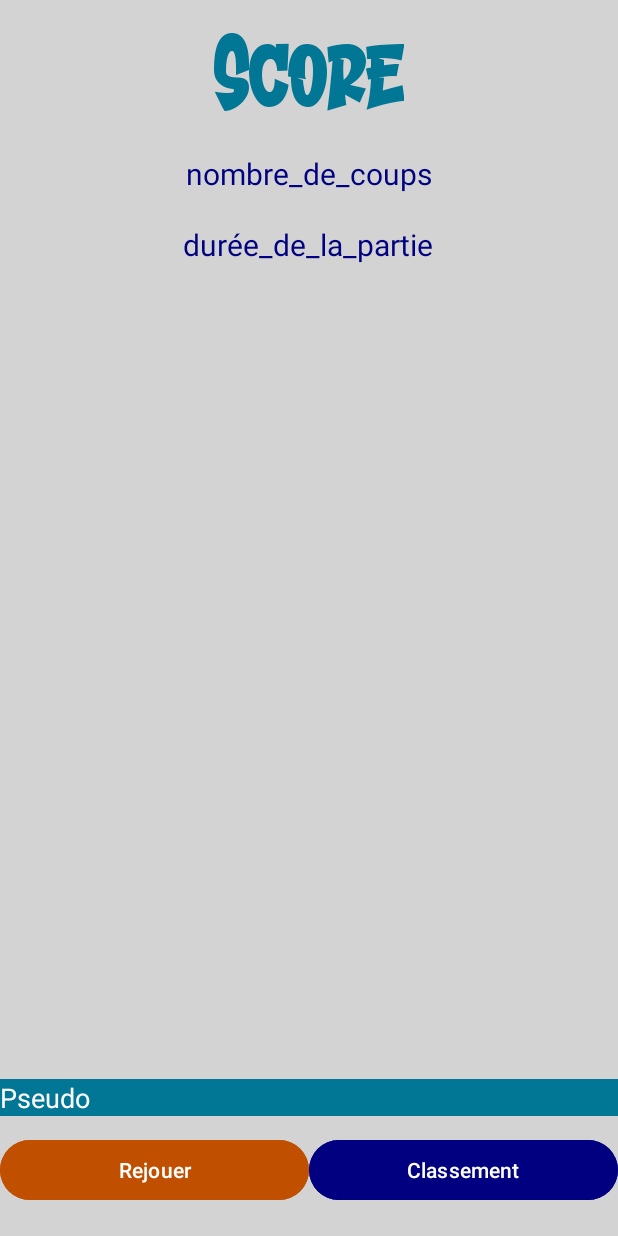
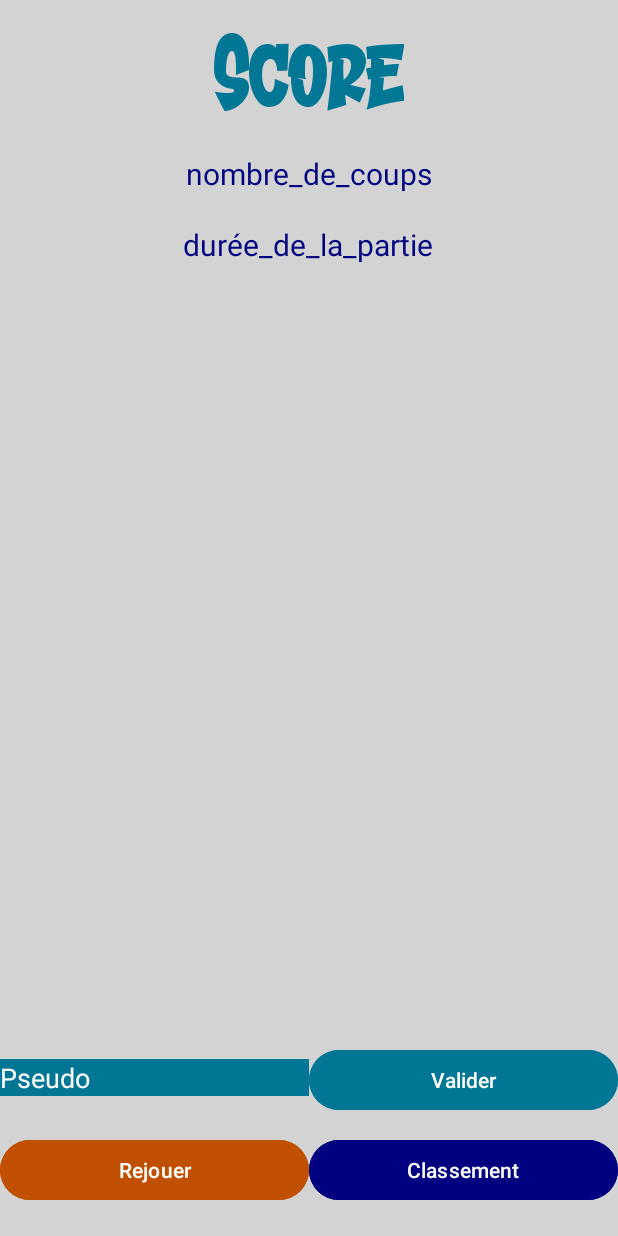
Before and after one commit to Develay/AndroidProject, an Android app: the Results screen opened directly, with no data from a screen before it, on a phone screen of 412 x 824 dp. Run offline under Robolectric (Android 15) with nearby library versions, the phone set to English and light mode, and no system bars.

Commit message:
LeaderBoard and nickname

```diff
--- a/app/src/main/res/layout/activity_results.xml
+++ b/app/src/main/res/layout/activity_results.xml
@@ -13,7 +13,8 @@
         android:layout_height="wrap_content"
         android:layout_weight="1"
         android:orientation="vertical"
-        android:weightSum="4">
+        android:weightSum="4"
+        app:layout_constraintTop_toTopOf="parent">
 
         <TextView
             android:layout_width="wrap_content"
@@ -49,20 +50,39 @@
             android:textSize="20sp" />
     </LinearLayout>
 
-    <EditText
+    <LinearLayout
         android:layout_width="match_parent"
         android:layout_height="wrap_content"
-        app:layout_constraintBottom_toBottomOf="parent"
         android:layout_marginBottom="80dp"
-        android:text="@string/nickname"
-        android:textColor="@color/white"
-        android:background="@color/sky_blue"/>
+        android:layout_weight="1"
+        android:orientation="horizontal"
+        android:weightSum="2"
+        app:layout_constraintBottom_toBottomOf="parent">
+
+        <EditText
+            android:id="@+id/nickname"
+            android:layout_width="match_parent"
+            android:layout_height="wrap_content"
+            android:layout_weight="1"
+            android:background="@color/sky_blue"
+            android:text="@string/nickname"
+            android:textColor="@color/white" />
+
+        <Button
+            android:id="@+id/saveButton"
+            android:layout_width="match_parent"
+            android:layout_height="wrap_content"
+            android:layout_weight="1"
+            android:backgroundTint="@color/sky_blue"
+            android:text="@string/validate"
+            android:textColor="@color/white" />
+    </LinearLayout>
 
     <LinearLayout
         android:layout_width="match_parent"
         android:layout_height="wrap_content"
+        android:layout_marginBottom="20dp"
         android:gravity="bottom"
-        android:layout_marginBottom="20dp"
         android:orientation="horizontal"
         android:weightSum="2"
         app:layout_constraintBottom_toBottomOf="parent">
--- a/app/src/main/res/layout/list_item.xml
+++ b/app/src/main/res/layout/list_item.xml
@@ -11,4 +11,4 @@
     android:paddingEnd="?android:attr/listPreferredItemPaddingEnd"
     android:minHeight="?android:attr/listPreferredItemHeightSmall"
     android:textColor="@color/dark_blue"
-    android:textSize="20dp"/>
+    android:textSize="10dp"/>
--- a/app/src/main/res/values/strings.xml
+++ b/app/src/main/res/values/strings.xml
@@ -14,5 +14,6 @@
 
     <string name="Results">Resultats</string>
     <string name="nickname">Pseudo</string>
+    <string name="validate">Valider</string>
 
 </resources>
```
Also changed, not shown: app/src/main/java/com/example/android_project/LeaderBoard.java (+3 -9 lines), app/src/main/java/com/example/android_project/Resultat.java (added, +32 -0 lines), app/src/main/java/com/example/android_project/Results.java (+23 -2 lines), app/src/main/java/com/example/android_project/ScoreManager.java (+18 -26 lines), 1 other file.
